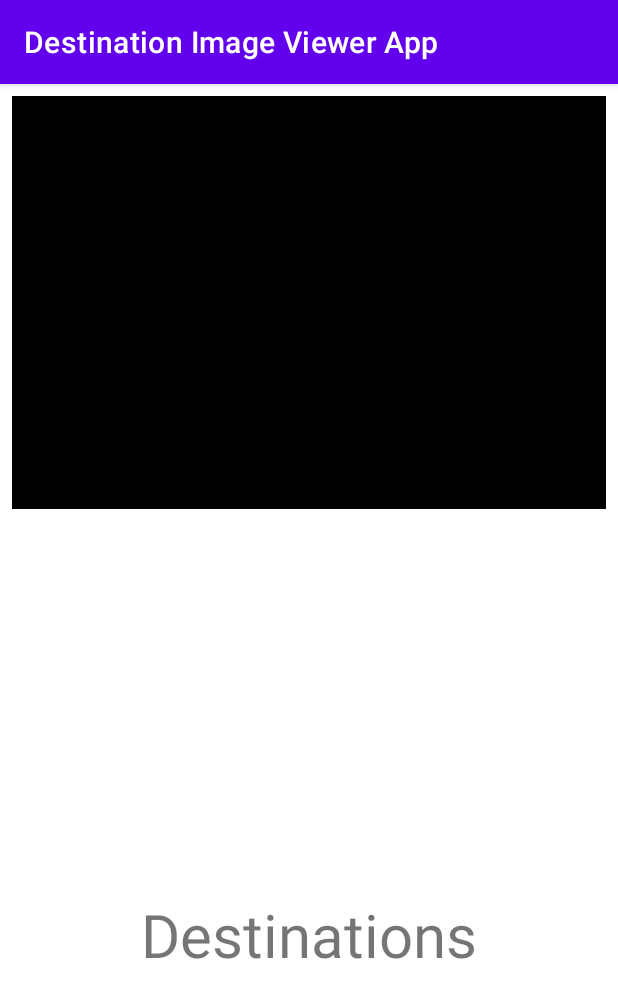
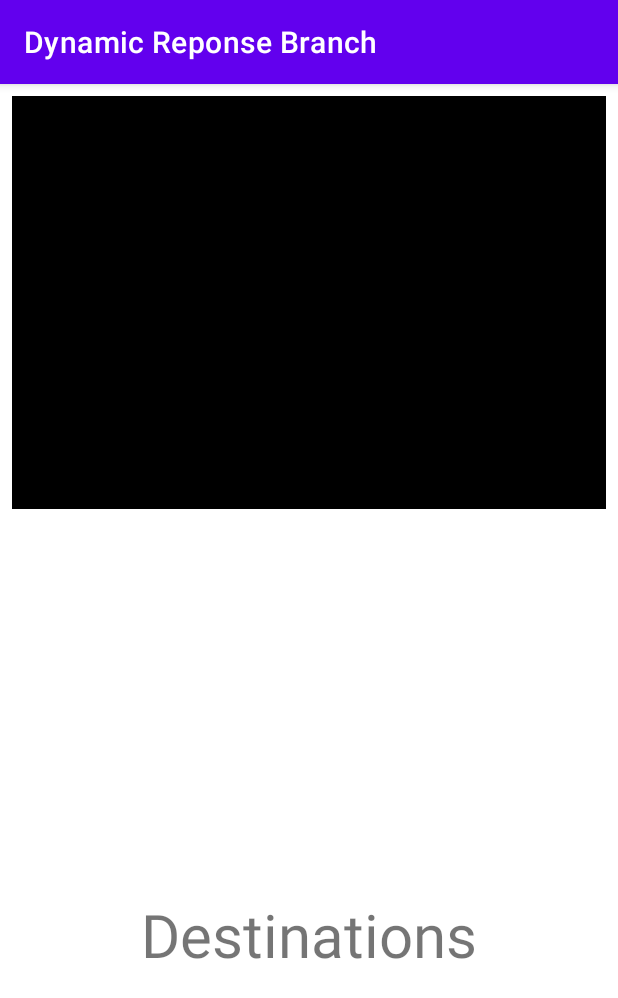
Before and after one commit to CoFlo35/MultipleActivities, an Android app: the screen it shows after launch (SelectActivity), on a phone screen of 412 x 824 dp. Shown: the top 998 px of the screen. Run offline under Robolectric (Android 15) with nearby library versions, the phone set to English and light mode, and no system bars; libraries missing offline, so code that uses them is left out: edu.temple; 2 statements that could not run were skipped.

Commit message:
testing new branch by changing SupportBar Title on SelectionActivity

```diff
--- a/app/src/main/java/edu/temple/lab_4_multiple_activities/SelectActivity.kt
+++ b/app/src/main/java/edu/temple/lab_4_multiple_activities/SelectActivity.kt
@@ -23,7 +23,7 @@ class SelectActivity : AppCompatActivity() {
 
 
         //change the title of the actionbar to be unique
-        getSupportActionBar()!!.setTitle("Destination Image Viewer App")
+        getSupportActionBar()!!.setTitle("Dynamic Reponse Branch")
 
         // View.OnClickListener is created in the activity
         // and then passed to adapter
```
